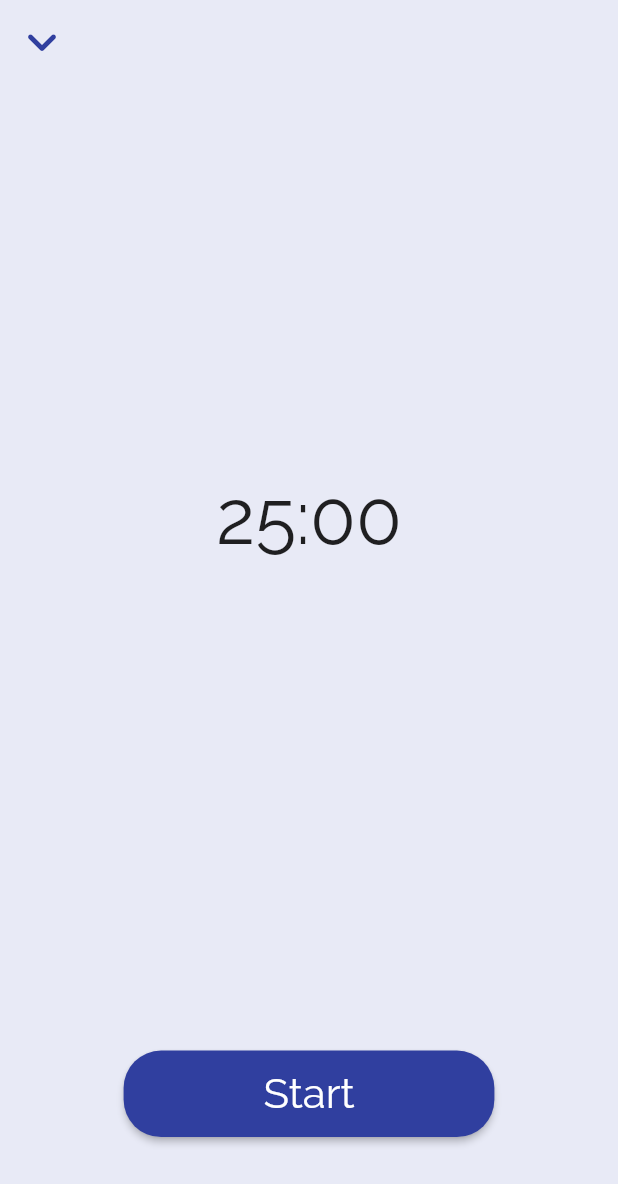
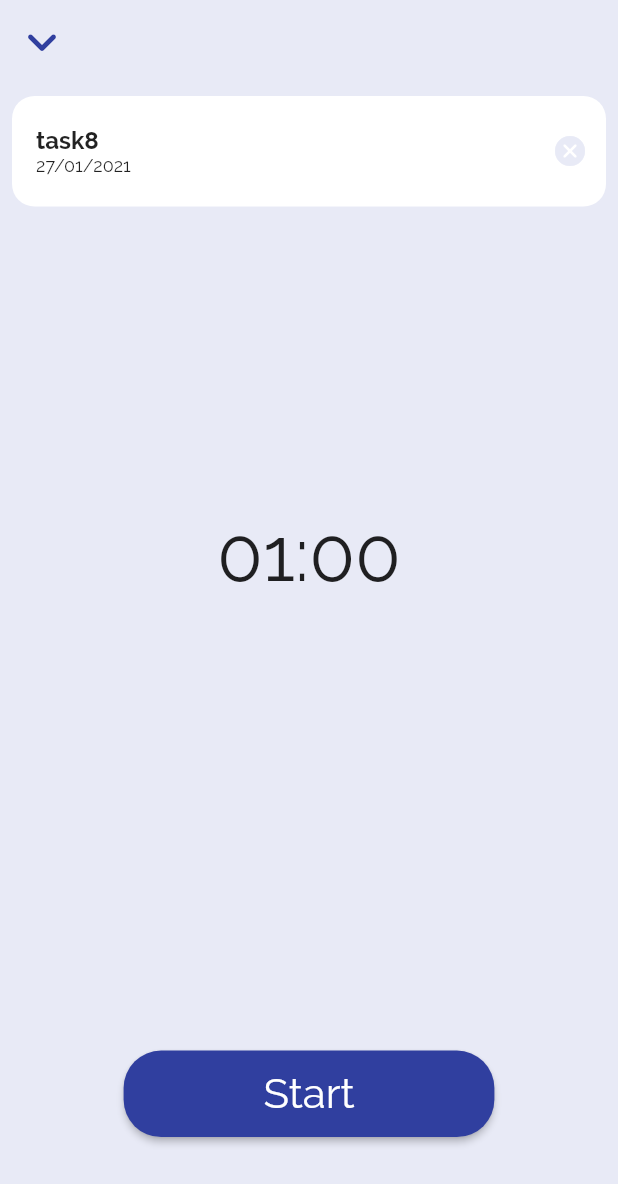
Before and after one commit to smokaleksander/todo_app, a Flutter app: the screen it shows after launch, after a tap on the "check circle outline" icon, after a tap on the "arrow forward ios" icon, after a tap on "task8", on a phone screen of 412 x 824 dp. Shown: the top 1184 px of the screen. Run offline on Flutter 3.47's test engine with Material 2 defaults, Android fonts, the phone set to English and light mode, and no system bars; missing offline and left inert: dart:ffi.

Commit message:
pomodoro saving

```diff
--- a/lib/main.dart
+++ b/lib/main.dart
@@ -1,5 +1,6 @@
 import 'package:flutter/material.dart';
 import 'package:pomodoro_app/models/clock.dart';
+import 'package:pomodoro_app/models/pomodoroProvider.dart';
 import 'package:pomodoro_app/models/project_provider.dart';
 import 'package:pomodoro_app/models/task_provider.dart';
 import 'package:pomodoro_app/screens/StatisticsScreen.dart';
@@ -28,6 +29,9 @@ class MyApp extends StatelessWidget {
         ),
         ChangeNotifierProvider(
           create: (ctx) => ClockProvider(),
+        ),
+        ChangeNotifierProvider(
+          create: (ctx) => PomodoroProvider(),
         )
       ],
       child: MaterialApp(
@@ -46,7 +50,7 @@ class MyApp extends StatelessWidget {
           StatisticsScreen.route: (ctx) => StatisticsScreen(),
           TaskFormScreen.route: (ctx) => TaskFormScreen(),
           ProjectFormScreen.route: (ctx) => ProjectFormScreen(),
-          PomodotoTimer.route: (ctx) => PomodotoTimer(),
+          PomodoroTimer.route: (ctx) => PomodoroTimer(),
         },
         onUnknownRoute: (settings) {
           return MaterialPageRoute(
--- /dev/null
+++ b/lib/models/pomodoro.dart
@@ -0,0 +1,11 @@
+import 'package:flutter/foundation.dart';
+import 'package:intl/intl.dart';
+
+class Pomodoro with ChangeNotifier {
+  final String id;
+  final DateTime finishedDate;
+  final String taskId;
+  final Duration length;
+
+  Pomodoro({this.id, this.finishedDate, this.length, this.taskId});
+}
--- a/lib/models/task.dart
+++ b/lib/models/task.dart
@@ -1,10 +1,12 @@
 import 'package:flutter/foundation.dart';
+import 'package:intl/intl.dart';
 
 class Task with ChangeNotifier {
   final String id;
   final String title;
   final DateTime date;
   final String projectId;
+  DateTime doneDate;
   bool isDone;
 
   Task({
@@ -13,10 +15,18 @@ class Task with ChangeNotifier {
     this.date,
     this.projectId,
     this.isDone = false,
+    this.doneDate,
   });
 
   void toggleIsDone() {
-    isDone = !isDone;
+    if (isDone == false) {
+      isDone = !isDone;
+      doneDate = DateTime.now();
+    } else {
+      isDone = !isDone;
+      doneDate = null;
+    }
+
     notifyListeners();
   }
 }
--- a/lib/models/task_provider.dart
+++ b/lib/models/task_provider.dart
@@ -1,5 +1,4 @@
 import 'package:flutter/material.dart';
-import 'package:pomodoro_app/models/project.dart';
 import './task.dart';
 
 class TaskProvider with ChangeNotifier {
--- a/lib/screens/bottomNavManager.dart
+++ b/lib/screens/bottomNavManager.dart
@@ -39,7 +39,7 @@ class _BottomNavManagerState extends State<BottomNavManager> {
         ),
         elevation: 5.0,
         onPressed: () {
-          Navigator.of(context).pushNamed(PomodotoTimer.route);
+          Navigator.of(context).pushNamed(PomodoroTimer.route);
           // Navigator.of(context).pushNamed(TaskFormScreen.route,
           //     arguments: {'taskId': null, 'projectId': null});
         },
--- a/lib/screens/homeScreen.dart
+++ b/lib/screens/homeScreen.dart
@@ -158,7 +158,6 @@ class _HomeScreenState extends State<HomeScreen> {
                     itemCount: _calendarDates.length,
                     itemBuilder: (BuildContext context, int i) {
                       return Container(
-                        //margin: EdgeInsets.only(top: 16, bottom: 8),
                         width: _dayListItemSize,
                         decoration: BoxDecoration(
                             borderRadius: BorderRadius.circular(10),
@@ -253,8 +252,8 @@ class _HomeScreenState extends State<HomeScreen> {
                       IconButton(
                         icon: Icon(
                           Icons.add_rounded,
-                          size: 35,
                         ),
+                        iconSize: 32,
                         color: Theme.of(context).accentColor,
                         onPressed: () {},
                       )
--- a/lib/screens/pomodoroTimer.dart
+++ b/lib/screens/pomodoroTimer.dart
@@ -1,19 +1,47 @@
+import 'dart:ffi';
+
 import 'package:flutter/material.dart';
 import 'package:pomodoro_app/models/clock.dart';
+import 'package:pomodoro_app/models/project_provider.dart';
+import 'package:pomodoro_app/models/task.dart';
+import 'package:pomodoro_app/models/task_provider.dart';
 import 'package:provider/provider.dart';
 import 'dart:async';
 import 'package:intl/intl.dart';
 
 enum TimerStatus { running, paused, stopped }
 
-class PomodotoTimer extends StatefulWidget {
+class PomodoroTimer extends StatefulWidget {
   static const route = '/timer';
+
   @override
-  _PomodotoTimerState createState() => _PomodotoTimerState();
+  _PomodoroTimerState createState() => _PomodoroTimerState();
 }
 
-class _PomodotoTimerState extends State<PomodotoTimer> {
+class _PomodoroTimerState extends State<PomodoroTimer> {
   var _timeFormatter = NumberFormat('00');
+  bool _isPassedTaskLoaded = false;
+  Clock clock;
+  var _task =
+      Task(id: null, title: '', date: null, isDone: false, projectId: null);
+
+  @override
+  void dispose() {
+    _isPassedTaskLoaded = true;
+    super.dispose();
+  }
+
+  @override
+  void didChangeDependencies() {
+    final passedTaskId = ModalRoute.of(context).settings.arguments as String;
+    if (passedTaskId != null && _isPassedTaskLoaded == false) {
+      _isPassedTaskLoaded = true;
+      _task = Provider.of<TaskProvider>(context, listen: false)
+          .findById(passedTaskId);
+    }
+    super.didChangeDependencies();
+  }
+
   Future<bool> _stopDialog(BuildContext context) {
     return showDialog(
         context: context,
@@ -31,8 +59,10 @@ class _PomodotoTimerState extends State<PomodotoTimer> {
                 FlatButton(
                   child: Text('Stop and save'),
                   onPressed: () {
+                    clock.savePomodoro();
                     Provider.of<ClockProvider>(context, listen: false)
                         .stopTimer();
+
                     //save this pomodoro
                     Navigator.of(ctx).pop();
                   },
@@ -44,12 +74,15 @@ class _PomodotoTimerState extends State<PomodotoTimer> {
   @override
   Widget build(BuildContext context) {
     final clockProvider = Provider.of<ClockProvider>(context);
-    final clock = clockProvider.getClock;
+    clock = clockProvider.getClock;
+    clock.context = context;
+    clock.taskId = _task.id;
     return SafeArea(
       child: Scaffold(
         body: Column(
           mainAxisAlignment: MainAxisAlignment.spaceBetween,
           children: [
+            Column(children: [
               Row(
                 children: [
                   IconButton(
@@ -62,11 +95,78 @@ class _PomodotoTimerState extends State<PomodotoTimer> {
                   )
                 ],
               ),
+              if (_task.id != null)
+                Card(
+                  shape: RoundedRectangleBorder(
+                      borderRadius: BorderRadius.circular(15)),
+                  elevation: 0,
+                  margin: EdgeInsets.fromLTRB(8, 8, 8, 0),
+                  child: Row(
+                    mainAxisAlignment: MainAxisAlignment.spaceBetween,
+                    children: <Widget>[
                       Container(
-              child: Text(
+                        height: MediaQuery.of(context).size.height * 0.07,
+                        margin: EdgeInsets.fromLTRB(16, 8, 16, 8),
+                        child: Column(
+                          crossAxisAlignment: CrossAxisAlignment.start,
+                          mainAxisAlignment: MainAxisAlignment.center,
+                          children: <Widget>[
+                            Text(
+                              _task.title,
+                              style: TextStyle(
+                                  fontSize: 16, fontWeight: FontWeight.bold),
+                            ),
+                            if (_task.date != null)
+                              Text(
+                                DateFormat('dd/MM/yyyy').format(_task.date),
+                                style: TextStyle(
+                                    fontSize: 12, fontWeight: FontWeight.w200),
+                              ),
+                            if (_task.projectId != null)
+                              Text(
+                                Provider.of<ProjectProvider>(context,
+                                        listen: false)
+                                    .findById(_task.projectId)
+                                    .title
+                                    .toString(),
+                                style: TextStyle(
+                                    fontSize: 12, fontWeight: FontWeight.w200),
+                              )
+                          ],
+                        ),
+                      ),
+                      IconButton(
+                        icon: Icon(Icons.cancel_rounded),
+                        color: Theme.of(context).scaffoldBackgroundColor,
+                        onPressed: () {
+                          clock.taskId = null;
+                          _task = Task(
+                              id: null,
+                              title: null,
+                              isDone: null,
+                              projectId: null,
+                              date: null);
+                          setState(() {});
+                        },
+                      )
+                    ],
+                  ),
+                ),
+            ]),
+            Container(
+              child: Column(children: [
+                Text(
                   '${_timeFormatter.format(clock.minutes)}:${_timeFormatter.format(clock.seconds)}',
                   style: TextStyle(fontSize: 50),
                 ),
+                Container(
+                  margin: EdgeInsets.only(top: 14),
+                  child: Text(
+                    clock.isBreakTime ? 'Break time' : '',
+                    style: TextStyle(fontSize: 16, fontWeight: FontWeight.w500),
+                  ),
+                )
+              ]),
             ),
             if (clock.timerStatus.index == TimerStatus.stopped.index)
               Container(
@@ -137,7 +237,7 @@ class _PomodotoTimerState extends State<PomodotoTimer> {
                   children: <Widget>[
                     Container(
                       margin: EdgeInsets.symmetric(
-                        vertical: MediaQuery.of(context).size.height * 0.09,
+                        vertical: MediaQuery.of(context).size.height * 0.08,
                       ),
                       height: MediaQuery.of(context).size.height * 0.07,
                       child: Container(
@@ -172,11 +272,15 @@ class _PomodotoTimerState extends State<PomodotoTimer> {
                             borderSide: BorderSide(
                                 color: Theme.of(context).accentColor, width: 4),
                             child: Text(
-                              'Stop',
+                              clock.isBreakTime ? 'Skip' : 'Stop',
                               style: TextStyle(
                                   fontSize: 24, fontWeight: FontWeight.w500),
                             ),
-                            onPressed: () => _stopDialog(context),
+                            onPressed: () => clock.isBreakTime
+                                ? Provider.of<ClockProvider>(context,
+                                        listen: false)
+                                    .skipBreak()
+                                : _stopDialog(context),
                           ),
                         ))
                   ],
--- a/lib/widgets/task_item.dart
+++ b/lib/widgets/task_item.dart
@@ -58,7 +58,7 @@ class TaskItem extends StatelessWidget {
       ),
       child: InkWell(
         onTap: () {
-          Navigator.of(context).pushNamed(PomodotoTimer.route);
+          Navigator.of(context).pushNamed(PomodoroTimer.route, arguments: id);
         },
         onLongPress: () {
           Navigator.of(context).pushNamed(TaskFormScreen.route,
@@ -82,7 +82,7 @@ class TaskItem extends StatelessWidget {
                     Text(
                       title,
                       style:
-                          TextStyle(fontSize: 18, fontWeight: FontWeight.bold),
+                          TextStyle(fontSize: 16, fontWeight: FontWeight.bold),
                     ),
                     if (date != null)
                       Text(
```
Also changed, not shown: lib/models/clock.dart (+28 -6 lines), lib/models/pomodoroProvider.dart (added, +24 -0 lines), lib/screens/ProjectsScreen.dart (+11 -0 lines). Lines whose indentation alone changed are shown as unchanged.
